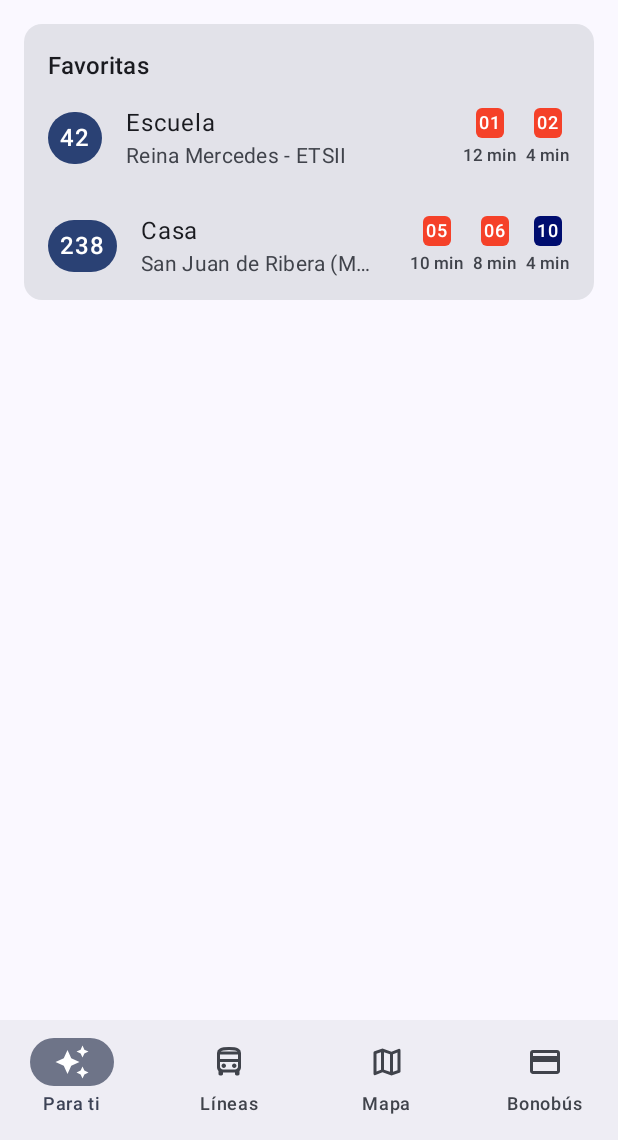
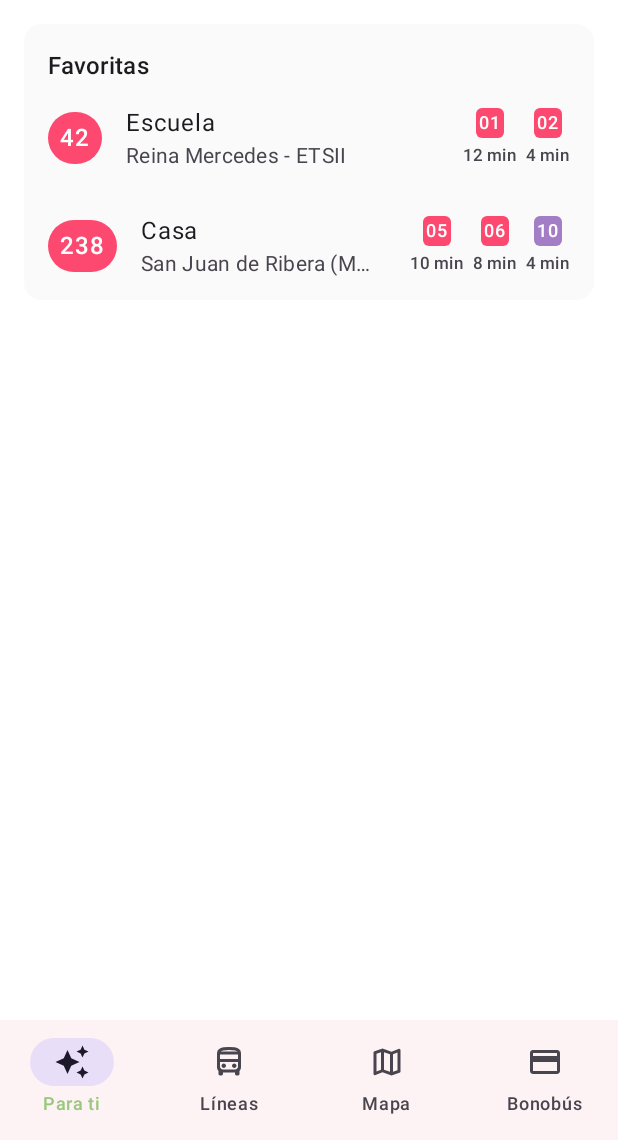
Before and after one commit to Sloy/sevibus-android, an Android app built with Jetpack Compose: the screen it shows after launch (MainActivity), on a phone screen of 412 x 824 dp, the part 96-1236 px from its top. Run offline under Robolectric (Android 15) with nearby library versions, the phone set to English and light mode, and no system bars; our stand-ins replace Room's generated code.

Commit message:
Apply some colors from Alex design

```diff
--- a/app/src/main/java/com/sloydev/sevibus/domain/model/LineColor.kt
+++ b/app/src/main/java/com/sloydev/sevibus/domain/model/LineColor.kt
@@ -1,6 +1,10 @@
 package com.sloydev.sevibus.domain.model
 
 import androidx.compose.ui.graphics.Color
+import com.sloydev.sevibus.ui.theme.AlexGreen
+import com.sloydev.sevibus.ui.theme.AlexOrange
+import com.sloydev.sevibus.ui.theme.AlexPink
+import com.sloydev.sevibus.ui.theme.AlexPurple
 import kotlinx.serialization.Serializable
 
 @Serializable
@@ -16,11 +20,11 @@ enum class LineColor {
 }
 
 fun LineColor.toUiColor(): Color = when (this) {
-    LineColor.Red -> Color(0xfff54129)
-    LineColor.Orange -> Color(0xfff7a800)
-    LineColor.Blue -> Color(0xff000d6f)
+    LineColor.Red -> AlexPink// Color(0xfff54129)
+    LineColor.Orange -> AlexOrange// Color(0xfff7a800)
+    LineColor.Blue -> AlexPurple//Color(0xff000d6f)
     LineColor.Cyan -> Color(0xff84c6e3)
-    LineColor.Green -> Color(0xff008431)
+    LineColor.Green -> AlexGreen// Color(0xff008431)
     LineColor.Wine -> Color(0xffc60018)
     LineColor.Black -> Color(0xff000000)
     LineColor.Unknown -> Color(0xff000000)
--- a/app/src/main/java/com/sloydev/sevibus/feature/linestops/LineRouteScreen.kt
+++ b/app/src/main/java/com/sloydev/sevibus/feature/linestops/LineRouteScreen.kt
@@ -89,7 +89,7 @@ fun LineRouteScreen(
             }
         )
         if (state is LineRouteScreenState.Content) {
-            TabRow(selectedTabIndex = selectedTab) {
+            TabRow(selectedTabIndex = selectedTab, contentColor = state.line.color.toUiColor()) {
                 state.line.routes.forEachIndexed { index, route ->
                     Tab(
                         selected = selectedTab == index,
--- a/app/src/main/java/com/sloydev/sevibus/feature/search/SevSearchBar.kt
+++ b/app/src/main/java/com/sloydev/sevibus/feature/search/SevSearchBar.kt
@@ -16,6 +16,7 @@ import androidx.compose.material3.Icon
 import androidx.compose.material3.IconButton
 import androidx.compose.material3.ListItem
 import androidx.compose.material3.ListItemDefaults
+import androidx.compose.material3.MaterialTheme
 import androidx.compose.material3.SearchBarDefaults
 import androidx.compose.material3.Surface
 import androidx.compose.material3.Text
@@ -34,6 +35,7 @@ import com.sloydev.sevibus.domain.model.SearchResult
 import com.sloydev.sevibus.domain.model.Stop
 import com.sloydev.sevibus.ui.components.LineIndicatorMedium
 import com.sloydev.sevibus.ui.components.LineIndicatorSmall
+import com.sloydev.sevibus.ui.theme.AlexGreySurface
 import com.sloydev.sevibus.ui.theme.SevTheme
 
 @Composable
@@ -47,6 +49,9 @@ fun SevSearchBar(
     var text by rememberSaveable { mutableStateOf(defaultText) }
     var expanded by rememberSaveable { mutableStateOf(defaultExpanded) }
     DockedSearchBar(
+        colors = SearchBarDefaults.colors(
+            containerColor = MaterialTheme.colorScheme.surfaceContainer
+        ),
         modifier = modifier
             .fillMaxWidth(),
         inputField = {
--- a/app/src/main/java/com/sloydev/sevibus/ui/theme/Color.kt
+++ b/app/src/main/java/com/sloydev/sevibus/ui/theme/Color.kt
@@ -9,3 +9,10 @@ val Pink80 = Color(0xFFEFB8C8)
 val Purple40 = Color(0xFF6650a4)
 val PurpleGrey40 = Color(0xFF625b71)
 val Pink40 = Color(0xFF7D5260)
+
+val AlexPink = Color(253, 73, 111)
+val AlexPinkSurface = Color(253, 243, 244)
+val AlexGreen = Color(154, 199, 126)
+val AlexPurple = Color(163, 125, 197)
+val AlexOrange = Color(255, 163, 100)
+val AlexGreySurface = Color(250, 250, 250)
--- a/app/src/main/java/com/sloydev/sevibus/ui/theme/Theme.kt
+++ b/app/src/main/java/com/sloydev/sevibus/ui/theme/Theme.kt
@@ -10,6 +10,7 @@ import androidx.compose.material3.dynamicLightColorScheme
 import androidx.compose.material3.lightColorScheme
 import androidx.compose.runtime.Composable
 import androidx.compose.runtime.SideEffect
+import androidx.compose.ui.graphics.Color
 import androidx.compose.ui.graphics.toArgb
 import androidx.compose.ui.platform.LocalContext
 import androidx.compose.ui.platform.LocalView
@@ -22,13 +23,17 @@ private val DarkColorScheme = darkColorScheme(
 )
 
 private val LightColorScheme = lightColorScheme(
-    primary = Purple40,
-    secondary = PurpleGrey40,
-    tertiary = Pink40
+    primary = AlexPink,
+    primaryContainer = AlexPinkSurface,
+    secondary = AlexGreen,
+    tertiary = AlexPurple,
+    background = Color.White,
+    surface = AlexGreySurface,
+    surfaceContainerHighest = AlexGreySurface,
+    surfaceContainer = AlexPinkSurface,
+    outlineVariant = Color(red = 245, green = 238, blue = 250)
 
     /* Other default colors to override
-    background = Color(0xFFFFFBFE),
-    surface = Color(0xFFFFFBFE),
     onPrimary = Color.White,
     onSecondary = Color.White,
     onTertiary = Color.White,
@@ -41,7 +46,7 @@ private val LightColorScheme = lightColorScheme(
 fun SevTheme(
     darkTheme: Boolean = isSystemInDarkTheme(),
     // Dynamic color is available on Android 12+
-    dynamicColor: Boolean = true,
+    dynamicColor: Boolean = false,
     content: @Composable () -> Unit
 ) {
     val colorScheme = when {
@@ -57,8 +62,8 @@ fun SevTheme(
     if (!view.isInEditMode) {
         SideEffect {
             val window = (view.context as Activity).window
-            window.statusBarColor = colorScheme.primary.toArgb()
-            WindowCompat.getInsetsController(window, view).isAppearanceLightStatusBars = darkTheme
+            window.statusBarColor = colorScheme.background.toArgb()
+            WindowCompat.getInsetsController(window, view).isAppearanceLightStatusBars = !darkTheme
         }
     }
 
```
Also changed, not shown: app/src/main/java/com/sloydev/sevibus/feature/linestops/component/StopTimelineElement.kt (+10 -2 lines).
